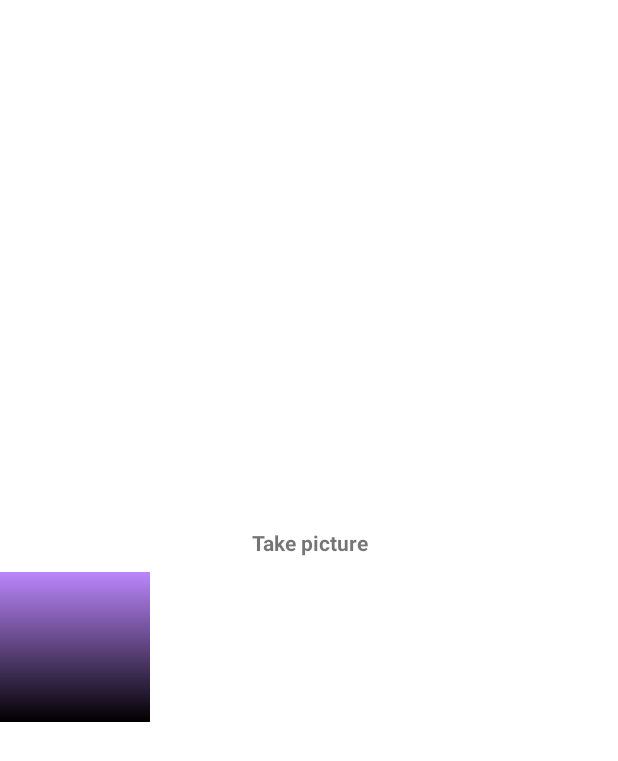
After one commit to atiQkhalid/practice, an Android app: the fragment CameraFragment placed in its activity, on a phone screen of 412 x 824 dp. The commit adds this screen. Shown: the top 761 px of the screen. Run offline under Robolectric (Android 15) with nearby library versions, the phone set to English and light mode, and no system bars; libraries missing offline, so code that uses them is left out: com.kaopiz.kprogresshud; 2 statements that could not run were skipped.

Commit message:
open camera and show clicked image

```diff
--- /dev/null
+++ b/app/src/main/java/com/example/practice/views/fragments/cameramodule/CameraFragment.kt
@@ -0,0 +1,65 @@
+package com.example.practice.views.fragments.cameramodule
+
+import android.app.Activity.RESULT_OK
+import android.content.ActivityNotFoundException
+import android.content.Intent
+import android.graphics.Bitmap
+import android.os.Bundle
+import android.provider.MediaStore
+import android.util.Log
+import android.view.LayoutInflater
+import android.view.View
+import android.view.ViewGroup
+import com.example.practice.R
+import com.example.practice.base.BaseFragment
+import com.example.practice.databinding.FragmentCameraBinding
+import com.example.practice.extenssions.showToastMsg
+
+
+class CameraFragment : BaseFragment(), View.OnClickListener {
+
+    private lateinit var binding: FragmentCameraBinding
+    val REQUEST_IMAGE_CAPTURE = 1
+
+    override fun onCreate(savedInstanceState: Bundle?) {
+        super.onCreate(savedInstanceState)
+        setHasOptionsMenu(true)
+    }
+
+    override fun onCreateView(
+        inflater: LayoutInflater, container: ViewGroup?,
+        savedInstanceState: Bundle?
+    ): View {
+        // Inflate the layout for this fragment
+        binding = FragmentCameraBinding.inflate(inflater, container, false)
+        return binding.root
+    }
+
+    override fun onViewCreated(view: View, savedInstanceState: Bundle?) {
+        super.onViewCreated(view, savedInstanceState)
+        binding.tvTakePicture.setOnClickListener(this)
+    }
+
+    private fun openCameraAndTakePicture() {
+        val takePictureIntent = Intent(MediaStore.ACTION_IMAGE_CAPTURE)
+        try {
+            startActivityForResult(takePictureIntent, REQUEST_IMAGE_CAPTURE)
+        } catch (e: ActivityNotFoundException) {
+            // display error state to the user
+            showToastMsg(e.toString())
+        }
+    }
+
+    override fun onActivityResult(requestCode: Int, resultCode: Int, data: Intent?) {
+        if (requestCode == REQUEST_IMAGE_CAPTURE && resultCode == RESULT_OK) {
+            val imageBitmap = data?.extras?.get("data") as Bitmap
+            binding.clickedPicture.setImageBitmap(imageBitmap)
+        }
+    }
+
+    override fun onClick(v: View?) {
+        when(v?.id){
+            R.id.tv_takePicture -> openCameraAndTakePicture()
+        }
+    }
+}
--- a/app/src/main/java/com/example/practice/views/fragments/countrylistmodule/ListFragment.kt
+++ b/app/src/main/java/com/example/practice/views/fragments/countrylistmodule/ListFragment.kt
@@ -8,6 +8,7 @@ import com.example.practice.R
 import com.example.practice.base.BaseFragment
 import com.example.practice.databinding.FragmentListBinding
 import com.example.practice.extenssions.replaceFragment
+import com.example.practice.views.fragments.cameramodule.CameraFragment
 import com.example.practice.views.fragments.countrylistmodule.countrylist.CountryListFragment
 
 class ListFragment : BaseFragment(), View.OnClickListener {
@@ -29,11 +30,13 @@ class ListFragment : BaseFragment(), View.OnClickListener {
     override fun onViewCreated(view: View, savedInstanceState: Bundle?) {
         super.onViewCreated(view, savedInstanceState)
         binding.tvRecyclerViewSearch.setOnClickListener(this)
+        binding.tvCameraEvents.setOnClickListener(this)
     }
 
     override fun onClick(v: View?) {
         when(v?.id){
             R.id.tv_recyclerViewSearch -> replaceFragment(CountryListFragment())
+            R.id.tv_cameraEvents -> replaceFragment(CameraFragment())
         }
     }
 }
--- /dev/null
+++ b/app/src/main/res/layout/fragment_camera.xml
@@ -0,0 +1,37 @@
+<?xml version="1.0" encoding="utf-8"?>
+<LinearLayout
+    xmlns:android="http://schemas.android.com/apk/res/android"
+    android:layout_width="match_parent"
+    android:layout_height="match_parent"
+    android:orientation="vertical"
+    android:layout_gravity="center_vertical"
+    android:gravity="center_vertical">
+
+    <ScrollView
+        android:layout_width="match_parent"
+        android:layout_height="match_parent"
+        android:layout_gravity="center">
+        <LinearLayout
+            android:layout_width="match_parent"
+            android:layout_height="match_parent"
+            android:orientation="vertical"
+            android:layout_gravity="center_vertical">
+
+            <TextView
+                android:id="@+id/tv_takePicture"
+                android:layout_width="match_parent"
+                android:layout_height="wrap_content"
+                android:text="@string/take_picture"
+                android:gravity="center"
+                android:padding="@dimen/dp10"
+                android:textStyle="bold"/>
+
+            <ImageView
+                android:id="@+id/clickedPicture"
+                android:layout_width="@dimen/dp100"
+                android:layout_height="@dimen/dp100"
+                android:src="@drawable/bg_main"/>
+
+        </LinearLayout>
+    </ScrollView>
+</LinearLayout>
--- a/app/src/main/res/values/strings.xml
+++ b/app/src/main/res/values/strings.xml
@@ -10,4 +10,7 @@
     <string name="critical">Critical</string>
     <string name="recovered">Recovered</string>
     <string name="recyclerview_with_search">Recyclerview with search</string>
+    <string name="broadcast_receiver">Broadcast receiver</string>
+    <string name="camera_events">Camera events</string>
+    <string name="take_picture">Take picture</string>
 </resources>
```
Also changed, not shown: app/src/main/AndroidManifest.xml (+11 -0 lines).
